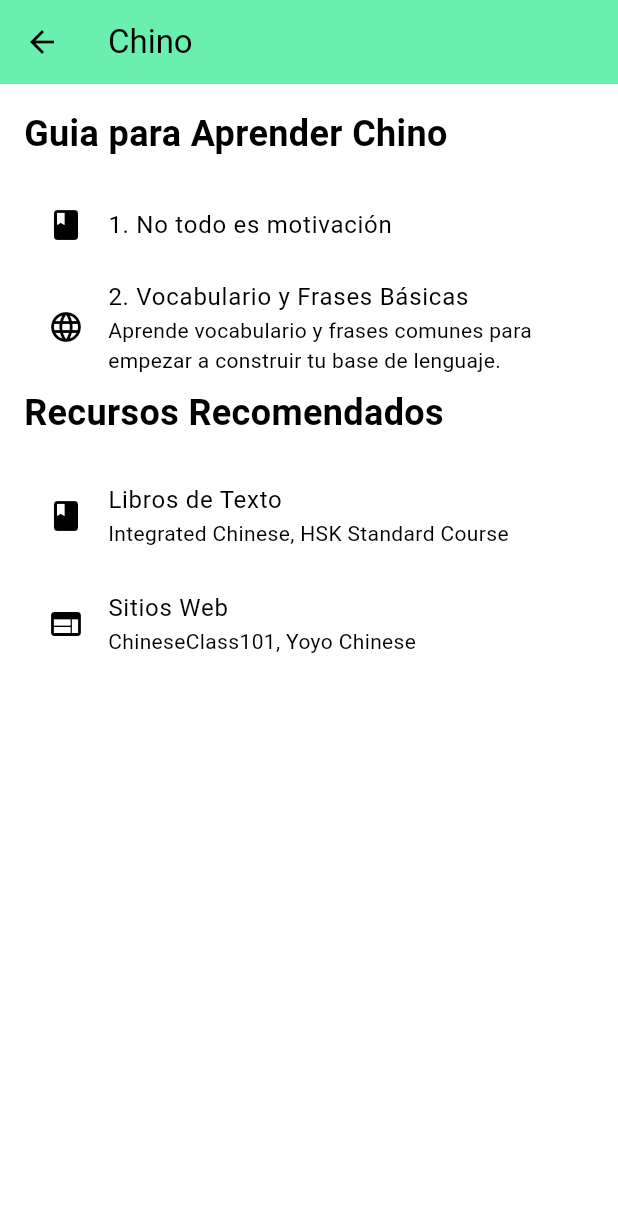
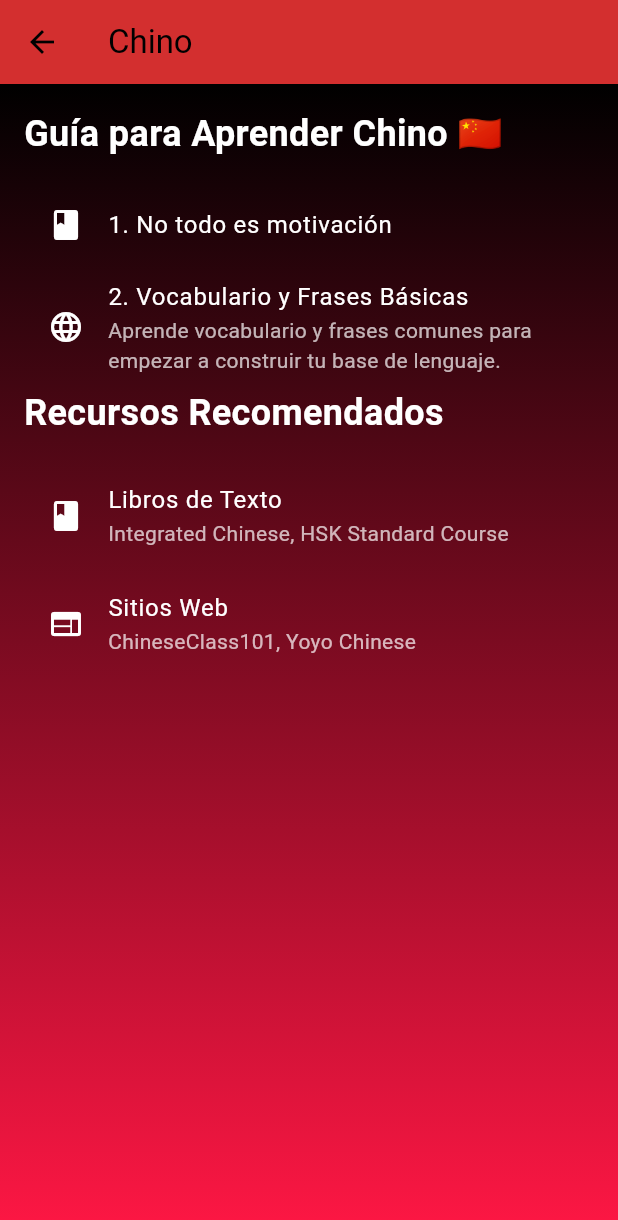
Before and after one commit to vizcacha22/-, a Flutter app: the LearningChineseScreen screen opened by its route, on a phone screen of 412 x 824 dp. Shown: the top 1220 px of the screen. Run offline on Flutter 3.47's test engine with Material 3 defaults, Android fonts, the light colour scheme and no system bars; our stand-ins replace audioplayers, cached_network_image, connectivity_plus, dash_chat_2, equatable, firebase_auth and 6 more; accounts and stored records are empty.

Commit message:
chinitas chinese_submenu.dart

```diff
--- a/lib/presentation/submenu/chinese_submenu/chinese_submenu.dart
+++ b/lib/presentation/submenu/chinese_submenu/chinese_submenu.dart
@@ -7,19 +7,27 @@ class LearningChineseScreen extends StatelessWidget {
     return Scaffold(
       appBar: AppBar(
         title: Text('Chino'),
-        backgroundColor: Colors.greenAccent,
+        backgroundColor: Colors.red.shade700,
       ),
-      body: Padding(
+      body: Container(
+        decoration: BoxDecoration(
+          gradient: LinearGradient(
+            begin: Alignment.topCenter,
+            end: Alignment.bottomCenter,
+            colors: [Colors.black, Colors.redAccent.shade400], //
+          ),
+        ),
+        child: Padding(
           padding: const EdgeInsets.all(16.0),
           child: ListView(
             children: [
               Text(
-              'Guia para Aprender Chino',
-              style: TextStyle(fontSize: 24, fontWeight: FontWeight.bold),
+                'Guía para Aprender Chino 🇨🇳',
+                style: TextStyle(fontSize: 24, fontWeight: FontWeight.bold, color: Colors.white),
               ),
               SizedBox(height: 16),
               ListTile(
-              leading: Icon(Icons.book),
+                leading: Icon(Icons.book, color: Colors.white),
                 title: InkWell(
                   onTap: () {
                     Navigator.push(
@@ -27,32 +35,52 @@ class LearningChineseScreen extends StatelessWidget {
                       MaterialPageRoute(builder: (context) => ZhCapitulo1()),
                     );
                   },
-                child: Text('1. No todo es motivación'),
+                  child: Text(
+                    '1. No todo es motivación',
+                    style: TextStyle(color: Colors.white),
+                  ),
                 ),
               ),
               ListTile(
-              leading: Icon(Icons.language),
-              title: Text('2. Vocabulario y Frases Básicas'),
+                leading: Icon(Icons.language, color: Colors.white),
+                title: Text(
+                  '2. Vocabulario y Frases Básicas',
+                  style: TextStyle(color: Colors.white),
+                ),
                 subtitle: Text(
                   'Aprende vocabulario y frases comunes para empezar a construir tu base de lenguaje.',
+                  style: TextStyle(color: Colors.white70),
                 ),
               ),
               Text(
                 'Recursos Recomendados',
-              style: TextStyle(fontSize: 24, fontWeight: FontWeight.bold),
+                style: TextStyle(fontSize: 24, fontWeight: FontWeight.bold, color: Colors.white),
               ),
               SizedBox(height: 16),
               ListTile(
-              leading: Icon(Icons.book),
-              title: Text('Libros de Texto'),
-              subtitle: Text('Integrated Chinese, HSK Standard Course'),
+                leading: Icon(Icons.book, color: Colors.white),
+                title: Text(
+                  'Libros de Texto',
+                  style: TextStyle(color: Colors.white),
+                ),
+                subtitle: Text(
+                  'Integrated Chinese, HSK Standard Course',
+                  style: TextStyle(color: Colors.white70),
+                ),
               ),
               ListTile(
-              leading: Icon(Icons.web),
-              title: Text('Sitios Web'),
-              subtitle: Text('ChineseClass101, Yoyo Chinese'),
+                leading: Icon(Icons.web, color: Colors.white),
+                title: Text(
+                  'Sitios Web',
+                  style: TextStyle(color: Colors.white),
+                ),
+                subtitle: Text(
+                  'ChineseClass101, Yoyo Chinese',
+                  style: TextStyle(color: Colors.white70),
+                ),
               ),
             ],
+          ),
         ),
       ),
     );
```
Lines whose indentation alone changed are shown as unchanged.
